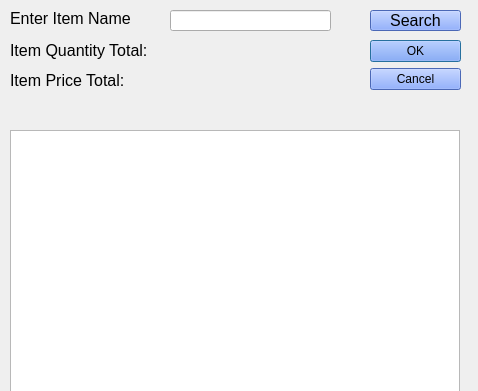
First picture: the form in itemdisplay.ui, repository P4TOO/BulkClub-System, before the edit; both pictures show x 0 to 478 and y 0 to 391 of the 478 by 747 pixel window.
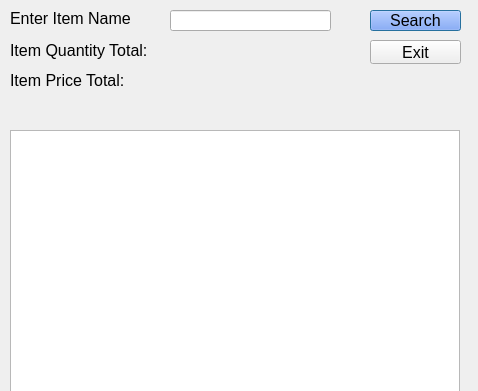
Second picture: the form after the edit.

Commit message: Added exit buttons, changed window names, updated queries w/ respective .db tables, resized all table models, added display all button in member urchases window

What changed in the file:
```diff
--- a/itemdisplay.ui
+++ b/itemdisplay.ui
@@ -13,30 +13,6 @@
   <property name="windowTitle">
    <string>Dialog</string>
   </property>
-  <widget class="QDialogButtonBox" name="buttonBox">
-   <property name="geometry">
-    <rect>
-     <x>370</x>
-     <y>40</y>
-     <width>91</width>
-     <height>241</height>
-    </rect>
-   </property>
-   <property name="font">
-    <font>
-     <pointsize>12</pointsize>
-    </font>
-   </property>
-   <property name="styleSheet">
-    <string notr="true">background-color: rgb(105, 146, 255)</string>
-   </property>
-   <property name="orientation">
-    <enum>Qt::Vertical</enum>
-   </property>
-   <property name="standardButtons">
-    <set>QDialogButtonBox::Cancel|QDialogButtonBox::Ok</set>
-   </property>
-  </widget>
   <widget class="QTableView" name="tableView">
    <property name="geometry">
     <rect>
@@ -132,6 +108,24 @@
     <string>Item Quantity Total: </string>
    </property>
   </widget>
+  <widget class="QPushButton" name="pushButton">
+   <property name="geometry">
+    <rect>
+     <x>370</x>
+     <y>40</y>
+     <width>91</width>
+     <height>24</height>
+    </rect>
+   </property>
+   <property name="font">
+    <font>
+     <pointsize>12</pointsize>
+    </font>
+   </property>
+   <property name="text">
+    <string>Exit</string>
+   </property>
+  </widget>
  </widget>
  <resources/>
  <connections>
```
Left out of the diff: 35 changed lines with no effect on the pictures. The commit also changes 23 other files.
